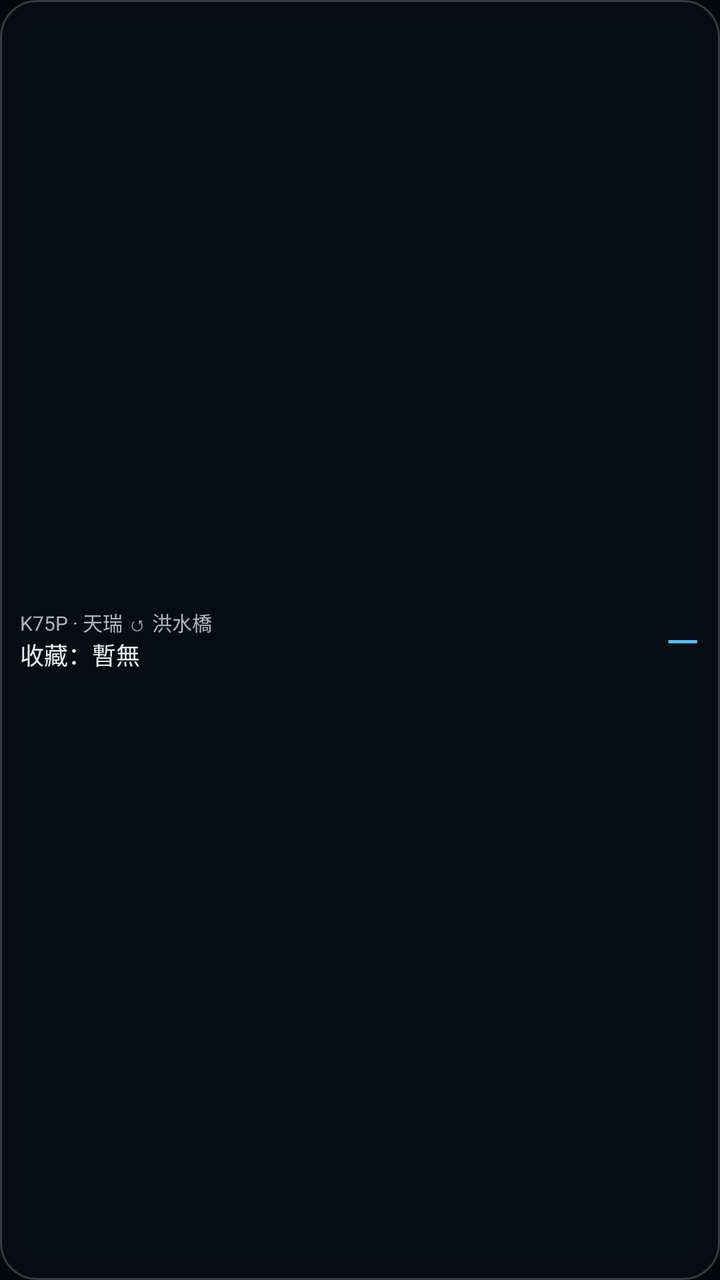
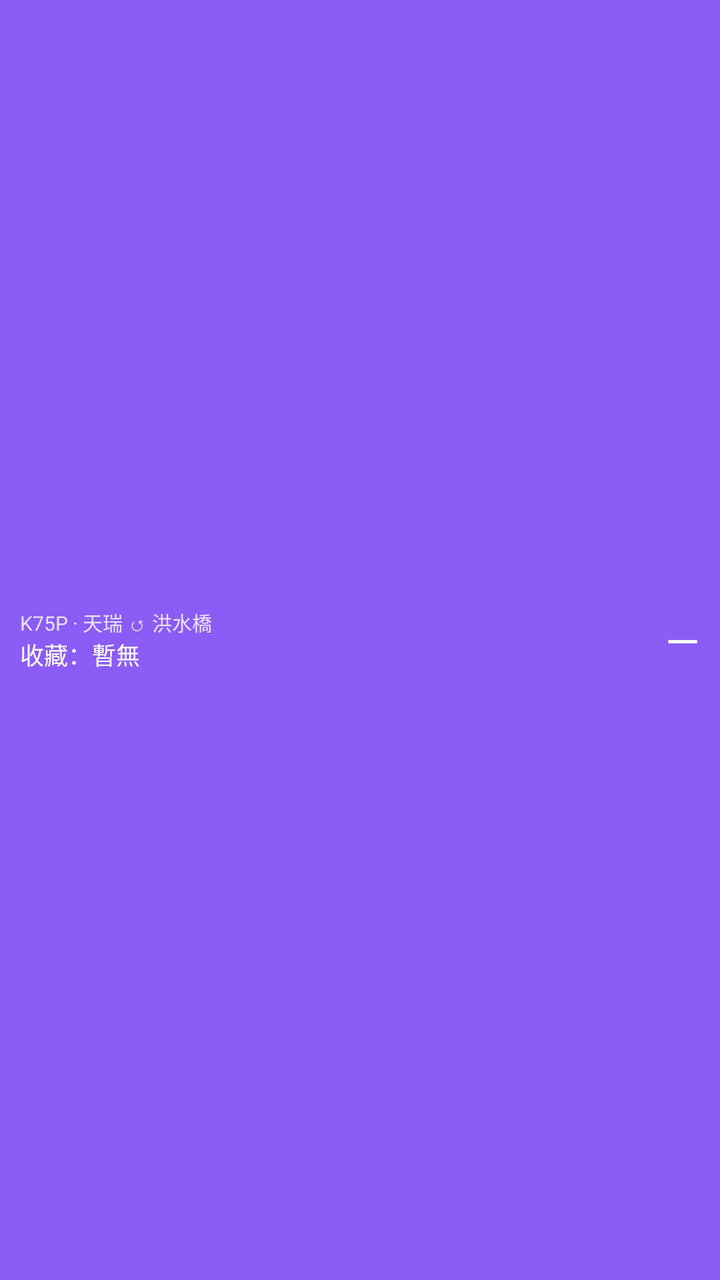

Compare the two renders of this Android layout. The source of the first and the diff that turns it into the second are given below.
<!-- AndroidManifest.xml: application theme Theme.Senyou -->
<!-- res/layout/widget_k75p_small.xml -->
<?xml version="1.0" encoding="utf-8"?>
<LinearLayout xmlns:android="http://schemas.android.com/apk/res/android"
    android:id="@+id/wRootSmall"
    android:layout_width="match_parent"
    android:layout_height="match_parent"
    android:orientation="horizontal"
    android:gravity="center_vertical"
    android:padding="10dp"
    android:background="@drawable/widget_bg">

    <LinearLayout
        android:layout_width="0dp"
        android:layout_height="wrap_content"
        android:layout_weight="1"
        android:orientation="vertical">

        <TextView
            android:id="@+id/wSubSmall"
            android:layout_width="match_parent"
            android:layout_height="wrap_content"
            android:text="K75P · 天瑞 ↺ 洪水橋"
            android:textColor="#AAB6C6"
            android:textSize="10sp"
            android:maxLines="1" />

        <TextView
            android:id="@+id/wFavSmall"
            android:layout_width="match_parent"
            android:layout_height="wrap_content"
            android:text="收藏：暫無"
            android:textColor="#E6ECF5"
            android:textSize="12sp"
            android:maxLines="1" />
    </LinearLayout>

    <TextView
        android:id="@+id/wEtaSmall"
        android:layout_width="wrap_content"
        android:layout_height="wrap_content"
        android:text="—"
        android:textColor="#4FC3F7"
        android:textSize="22sp"
        android:maxLines="1" />
</LinearLayout>
<!-- resources referenced by this layout -->
<resources>
  <!-- drawable widget_bg (drawable) -->
  <?xml version="1.0" encoding="utf-8"?>
  <shape xmlns:android="http://schemas.android.com/apk/res/android"
      android:shape="rectangle">
      <solid android:color="#E6080C14" />
      <corners android:radius="18dp" />
      <stroke android:width="1dp" android:color="#33FFFFFF" />
  </shape>
  <style name="Theme.Senyou" parent="android:Theme.Material.NoActionBar">
          <item name="android:statusBarColor">@android:color/transparent</item>
          <item name="android:navigationBarColor">@android:color/transparent</item>
          <item name="android:windowBackground">@color/bg</item>
          <item name="android:windowLightStatusBar">false</item>
      </style>
  <color name="bg">#04060C</color>
</resources>

<!-- the commit's change to res/layout/widget_k75p_small.xml (unified diff, before → after) -->
@@ -19,7 +19,7 @@
             android:layout_width="match_parent"
             android:layout_height="wrap_content"
             android:text="K75P · 天瑞 ↺ 洪水橋"
-            android:textColor="#AAB6C6"
+            android:textColor="#E8E0FF"
             android:textSize="10sp"
             android:maxLines="1" />
 
@@ -28,7 +28,7 @@
             android:layout_width="match_parent"
             android:layout_height="wrap_content"
             android:text="收藏：暫無"
-            android:textColor="#E6ECF5"
+            android:textColor="#FFFFFF"
             android:textSize="12sp"
             android:maxLines="1" />
     </LinearLayout>
@@ -38,7 +38,7 @@
         android:layout_width="wrap_content"
         android:layout_height="wrap_content"
         android:text="—"
-        android:textColor="#4FC3F7"
+        android:textColor="#FFFFFF"
         android:textSize="22sp"
         android:maxLines="1" />
 </LinearLayout>
<!-- resource entries referenced after the edit -->
@@ -2,11 +2,8 @@
 <resources>
   <!-- drawable widget_bg (drawable) -->
   <?xml version="1.0" encoding="utf-8"?>
-  <shape xmlns:android="http://schemas.android.com/apk/res/android"
-      android:shape="rectangle">
-      <solid android:color="#E6080C14" />
-      <corners android:radius="18dp" />
-      <stroke android:width="1dp" android:color="#33FFFFFF" />
+  <shape xmlns:android="http://schemas.android.com/apk/res/android" android:shape="rectangle">
+      <solid android:color="#8B5CF6" />
   </shape>
   <style name="Theme.Senyou" parent="android:Theme.Material.NoActionBar">
           <item name="android:statusBarColor">@android:color/transparent</item>
